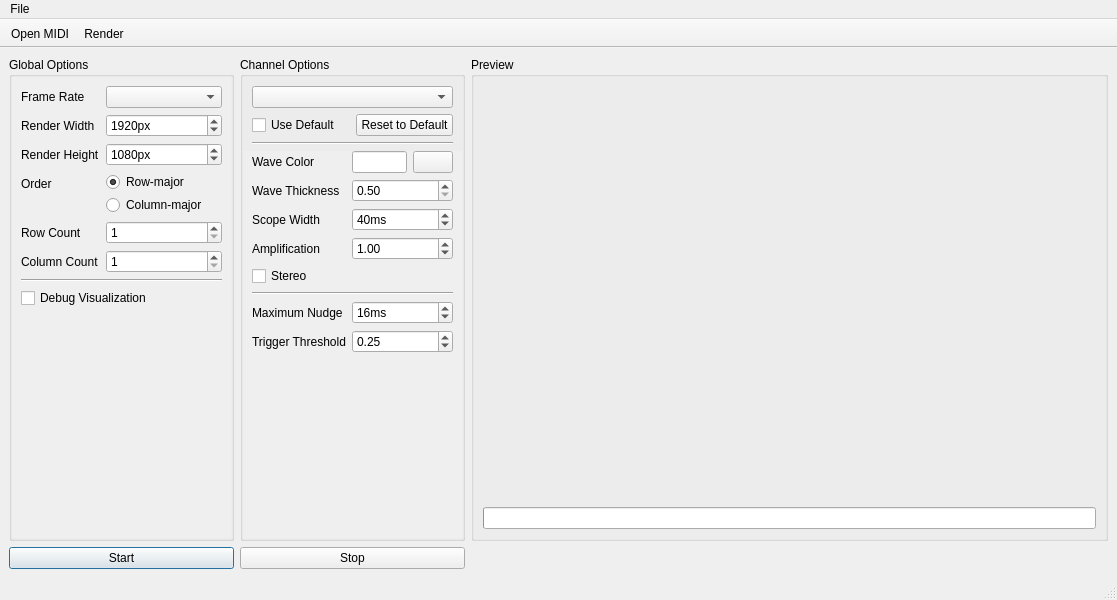
Qt form mainwindow.ui (Robert-Furth/Osmium) before a commit.
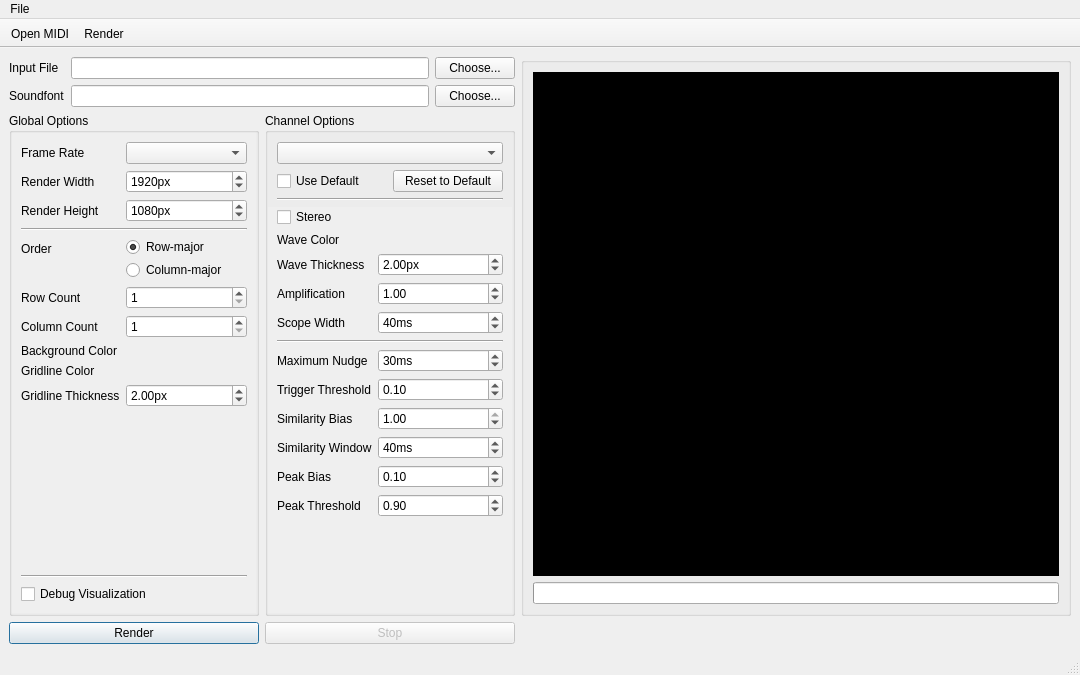
The same form after that commit. Icons and pictures are not drawn. Custom widgets are drawn as their Qt base class.

Commit message: Update main UI to reflect previous changes

The edit to the form file:
```diff
--- a/mainwindow.ui
+++ b/mainwindow.ui
@@ -6,8 +6,8 @@
    <rect>
     <x>0</x>
     <y>0</y>
-    <width>1117</width>
-    <height>600</height>
+    <width>1080</width>
+    <height>675</height>
    </rect>
   </property>
   <property name="windowTitle">
@@ -17,24 +17,347 @@
    <string notr="true"/>
   </property>
   <widget class="QWidget" name="centralwidget">
-   <property name="sizePolicy">
-    <sizepolicy hsizetype="Preferred" vsizetype="Minimum">
-     <horstretch>0</horstretch>
-     <verstretch>0</verstretch>
-    </sizepolicy>
-   </property>
    <layout class="QGridLayout" name="gridLayout">
-    <item row="0" column="1" alignment="Qt::AlignmentFlag::AlignLeft">
-     <widget class="QGroupBox" name="groupBox_2">
+    <item row="2" column="1">
+     <widget class="QPushButton" name="btnStopRender">
+      <property name="enabled">
+       <bool>false</bool>
+      </property>
+      <property name="text">
+       <string>Stop</string>
+      </property>
+     </widget>
+    </item>
+    <item row="1" column="0">
+     <widget class="QGroupBox" name="gbGlobalOpts">
       <property name="minimumSize">
        <size>
-        <width>225</width>
+        <width>250</width>
         <height>0</height>
        </size>
       </property>
       <property name="maximumSize">
        <size>
-        <width>225</width>
+        <width>250</width>
+        <height>16777215</height>
+       </size>
+      </property>
+      <property name="title">
+       <string>Global Options</string>
+      </property>
+      <layout class="QVBoxLayout" name="verticalLayout">
+       <property name="leftMargin">
+        <number>0</number>
+       </property>
+       <property name="topMargin">
+        <number>0</number>
+       </property>
+       <property name="rightMargin">
+        <number>0</number>
+       </property>
+       <property name="bottomMargin">
+        <number>0</number>
+       </property>
+       <item>
+        <widget class="QScrollArea" name="scrollArea">
+         <property name="frameShape">
+          <enum>QFrame::Shape::NoFrame</enum>
+         </property>
+         <property name="verticalScrollBarPolicy">
+          <enum>Qt::ScrollBarPolicy::ScrollBarAsNeeded</enum>
+         </property>
+         <property name="horizontalScrollBarPolicy">
+          <enum>Qt::ScrollBarPolicy::ScrollBarAlwaysOff</enum>
+         </property>
+         <property name="widgetResizable">
+          <bool>true</bool>
+         </property>
+         <widget class="QWidget" name="scrollAreaWidgetContents_2">
+          <property name="geometry">
+           <rect>
+            <x>0</x>
+            <y>0</y>
+            <width>272</width>
+            <height>437</height>
+           </rect>
+          </property>
+          <layout class="QVBoxLayout" name="verticalLayout_5">
+           <item>
+            <widget class="QWidget" name="widget_3" native="true">
+             <layout class="QFormLayout" name="formLayout_2">
+              <property name="leftMargin">
+               <number>0</number>
+              </property>
+              <property name="topMargin">
+               <number>0</number>
+              </property>
+              <property name="rightMargin">
+               <number>0</number>
+              </property>
+              <property name="bottomMargin">
+               <number>0</number>
+              </property>
+              <item row="0" column="0">
+               <widget class="QLabel" name="label">
+                <property name="text">
+                 <string>Frame Rate</string>
+                </property>
+                <property name="buddy">
+                 <cstring>cmbFrameRate</cstring>
+                </property>
+               </widget>
+              </item>
+              <item row="0" column="1">
+               <widget class="QComboBox" name="cmbFrameRate">
+                <property name="currentIndex">
+                 <number>-1</number>
+                </property>
+               </widget>
+              </item>
+              <item row="1" column="0">
+               <widget class="QLabel" name="label_2">
+                <property name="text">
+                 <string>Render Width</string>
+                </property>
+                <property name="buddy">
+                 <cstring>sbRenderWidth</cstring>
+                </property>
+               </widget>
+              </item>
+              <item row="1" column="1">
+               <widget class="QSpinBox" name="sbRenderWidth">
+                <property name="suffix">
+                 <string>px</string>
+                </property>
+                <property name="minimum">
+                 <number>1</number>
+                </property>
+                <property name="maximum">
+                 <number>10000</number>
+                </property>
+                <property name="value">
+                 <number>1920</number>
+                </property>
+               </widget>
+              </item>
+              <item row="2" column="0">
+               <widget class="QLabel" name="label_3">
+                <property name="text">
+                 <string>Render Height</string>
+                </property>
+                <property name="buddy">
+                 <cstring>sbRenderHeight</cstring>
+                </property>
+               </widget>
+              </item>
+              <item row="2" column="1">
+               <widget class="QSpinBox" name="sbRenderHeight">
+                <property name="suffix">
+                 <string>px</string>
+                </property>
+                <property name="minimum">
+                 <number>1</number>
+                </property>
+                <property name="maximum">
+                 <number>10000</number>
+                </property>
+                <property name="value">
+                 <number>1080</number>
+                </property>
+               </widget>
+              </item>
+              <item row="3" column="0" colspan="2">
+               <widget class="Line" name="line_4">
+                <property name="orientation">
+                 <enum>Qt::Orientation::Horizontal</enum>
+                </property>
+               </widget>
+              </item>
+              <item row="4" column="0">
+               <widget class="QLabel" name="label_6">
+                <property name="text">
+                 <string>Order</string>
+                </property>
+               </widget>
+              </item>
+              <item row="4" column="1">
+               <widget class="QWidget" name="widget_2" native="true">
+                <layout class="QVBoxLayout" name="verticalLayout_2">
+                 <property name="spacing">
+                  <number>3</number>
+                 </property>
+                 <property name="leftMargin">
+                  <number>0</number>
+                 </property>
+                 <property name="topMargin">
+                  <number>0</number>
+                 </property>
+                 <property name="rightMargin">
+                  <number>0</number>
+                 </property>
+                 <property name="bottomMargin">
+                  <number>0</number>
+                 </property>
+                 <item>
+                  <widget class="QRadioButton" name="rbRowMajorLayout">
+                   <property name="text">
+                    <string>Row-major</string>
+                   </property>
+                   <property name="checked">
+                    <bool>true</bool>
+                   </property>
+                   <attribute name="buttonGroup">
+                    <string notr="true">bgrpCellOrder</string>
+                   </attribute>
+                  </widget>
+                 </item>
+                 <item>
+                  <widget class="QRadioButton" name="rbColMajorLayout">
+                   <property name="text">
+                    <string>Column-major</string>
+                   </property>
+                   <attribute name="buttonGroup">
+                    <string notr="true">bgrpCellOrder</string>
+                   </attribute>
+                  </widget>
+                 </item>
+                </layout>
+               </widget>
+              </item>
+              <item row="5" column="0">
+               <widget class="QLabel" name="label_10">
+                <property name="text">
+                 <string>Row Count</string>
+                </property>
+                <property name="buddy">
+                 <cstring>sbRowCount</cstring>
+                </property>
+               </widget>
+              </item>
+              <item row="5" column="1">
+               <widget class="QSpinBox" name="sbRowCount">
+                <property name="minimum">
+                 <number>1</number>
+                </property>
+               </widget>
+              </item>
+              <item row="6" column="0">
+               <widget class="QLabel" name="label_4">
+                <property name="text">
+                 <string>Column Count</string>
+                </property>
+                <property name="buddy">
+                 <cstring>sbColCount</cstring>
+                </property>
+               </widget>
+              </item>
+              <item row="6" column="1">
+               <widget class="QSpinBox" name="sbColCount">
+                <property name="minimum">
+                 <number>1</number>
+                </property>
+               </widget>
+              </item>
+              <item row="7" column="0">
+               <widget class="QLabel" name="label_16">
+                <property name="text">
+                 <string>Background Color</string>
+                </property>
+               </widget>
+              </item>
+              <item row="7" column="1">
+               <widget class="ColorPicker" name="cpBackground" native="true">
+                <property name="focusPolicy">
+                 <enum>Qt::FocusPolicy::TabFocus</enum>
+                </property>
+                <property name="color" stdset="0">
+                 <color>
+                  <red>0</red>
+                  <green>0</green>
+                  <blue>0</blue>
+                 </color>
+                </property>
+                <property name="allowAlpha" stdset="0">
+                 <bool>false</bool>
+                </property>
+               </widget>
+              </item>
+              <item row="8" column="0">
+               <widget class="QLabel" name="label_17">
+                <property name="text">
+                 <string>Gridline Color</string>
+                </property>
+               </widget>
+              </item>
+              <item row="8" column="1">
+               <widget class="ColorPicker" name="cpGridlineColor" native="true">
+                <property name="focusPolicy">
+                 <enum>Qt::FocusPolicy::TabFocus</enum>
+                </property>
+                <property name="color" stdset="0">
+                 <color>
+                  <red>0</red>
+                  <green>128</green>
+                  <blue>160</blue>
+                 </color>
+                </property>
+               </widget>
+              </item>
+              <item row="9" column="0">
+               <widget class="QLabel" name="label_20">
+                <property name="text">
+                 <string>Gridline Thickness</string>
+                </property>
+               </widget>
+              </item>
+              <item row="9" column="1">
+               <widget class="QDoubleSpinBox" name="dsbGridlineThickness">
+                <property name="suffix">
+                 <string>px</string>
+                </property>
+                <property name="singleStep">
+                 <double>0.100000000000000</double>
+                </property>
+                <property name="value">
+                 <double>2.000000000000000</double>
+                </property>
+               </widget>
+              </item>
+             </layout>
+            </widget>
+           </item>
+           <item>
+            <widget class="Line" name="line_3">
+             <property name="orientation">
+              <enum>Qt::Orientation::Horizontal</enum>
+             </property>
+            </widget>
+           </item>
+           <item>
+            <widget class="QCheckBox" name="chbDebugVis">
+             <property name="text">
+              <string>Debug Visualization</string>
+             </property>
+            </widget>
+           </item>
+          </layout>
+         </widget>
+        </widget>
+       </item>
+      </layout>
+     </widget>
+    </item>
+    <item row="1" column="1" alignment="Qt::AlignmentFlag::AlignLeft">
+     <widget class="QGroupBox" name="gbChannelOpts">
+      <property name="minimumSize">
+       <size>
+        <width>250</width>
+        <height>0</height>
+       </size>
+      </property>
+      <property name="maximumSize">
+       <size>
+        <width>250</width>
         <height>16777215</height>
        </size>
       </property>
@@ -54,12 +377,26 @@
        <property name="bottomMargin">
         <number>0</number>
        </property>
-       <item alignment="Qt::AlignmentFlag::AlignTop">
+       <item>
         <widget class="QWidget" name="widget" native="true">
          <layout class="QGridLayout" name="gridLayout_2">
           <property name="bottomMargin">
            <number>0</number>
           </property>
+          <item row="2" column="0" colspan="2">
+           <widget class="Line" name="line_2">
+            <property name="orientation">
+             <enum>Qt::Orientation::Horizontal</enum>
+            </property>
+           </widget>
+          </item>
+          <item row="1" column="1">
+           <widget class="QPushButton" name="btnResetOpts">
+            <property name="text">
+             <string>Reset to Default</string>
+            </property>
+           </widget>
+          </item>
           <item row="1" column="0">
            <widget class="QCheckBox" name="chbInheritOpts">
             <property name="statusTip">
@@ -73,20 +410,6 @@
             </property>
            </widget>
           </item>
-          <item row="1" column="1">
-           <widget class="QPushButton" name="btnResetOpts">
-            <property name="text">
-             <string>Reset to Default</string>
-            </property>
-           </widget>
-          </item>
-          <item row="2" column="0" colspan="2">
-           <widget class="Line" name="line_2">
-            <property name="orientation">
-             <enum>Qt::Orientation::Horizontal</enum>
-            </property>
-           </widget>
-          </item>
           <item row="0" column="0" colspan="2">
            <widget class="QComboBox" name="cmbChannel"/>
           </item>
@@ -112,8 +435,8 @@
            <rect>
             <x>0</x>
             <y>0</y>
-            <width>240</width>
-            <height>340</height>
+            <width>233</width>
+            <height>397</height>
            </rect>
           </property>
           <layout class="QFormLayout" name="formLayout">
@@ -121,86 +444,49 @@
             <number>0</number>
            </property>
            <item row="0" column="0">
+            <widget class="QCheckBox" name="chbStereo">
+             <property name="text">
+              <string>Stereo</string>
+             </property>
+            </widget>
+           </item>
+           <item row="1" column="0">
             <widget class="QLabel" name="label_5">
              <property name="text">
               <string>Wave Color</string>
              </property>
             </widget>
            </item>
-           <item row="0" column="1">
-            <widget class="QWidget" name="widget_4" native="true">
-             <property name="sizePolicy">
-              <sizepolicy hsizetype="Preferred" vsizetype="Fixed">
-               <horstretch>0</horstretch>
-               <verstretch>0</verstretch>
-              </sizepolicy>
+           <item row="1" column="1">
+            <widget class="ColorPicker" name="cpWaveColor" native="true">
+             <property name="focusPolicy">
+              <enum>Qt::FocusPolicy::TabFocus</enum>
              </property>
-             <layout class="QHBoxLayout" name="horizontalLayout">
-              <property name="leftMargin">
-               <number>0</number>
-              </property>
-              <property name="topMargin">
-               <number>0</number>
-              </property>
-              <property name="rightMargin">
-               <number>0</number>
-              </property>
-              <property name="bottomMargin">
-               <number>0</number>
-              </property>
-              <item>
-               <widget class="QLineEdit" name="lineEdit"/>
-              </item>
-              <item>
-               <widget class="QPushButton" name="pushButton">
-                <property name="text">
-                 <string/>
-                </property>
-               </widget>
-              </item>
-             </layout>
             </widget>
            </item>
-           <item row="1" column="0">
+           <item row="2" column="0">
             <widget class="QLabel" name="label_12">
              <property name="text">
               <string>Wave Thickness</string>
              </property>
+             <property name="buddy">
+              <cstring>dsbWaveThickness</cstring>
+             </property>
             </widget>
            </item>
-           <item row="1" column="1">
+           <item row="2" column="1">
             <widget class="QDoubleSpinBox" name="dsbWaveThickness">
+             <property name="suffix">
+              <string>px</string>
+             </property>
              <property name="minimum">
               <double>0.500000000000000</double>
              </property>
              <property name="singleStep">
               <double>0.100000000000000</double>
              </property>
-            </widget>
-           </item>
-           <item row="2" column="0">
-            <widget class="QLabel" name="label_7">
-             <property name="text">
-              <string>Scope Width</string>
-             </property>
-             <property name="buddy">
-              <cstring>sbScopeWidth</cstring>
-             </property>
-            </widget>
-           </item>
-           <item row="2" column="1">
-            <widget class="QSpinBox" name="sbScopeWidth">
-             <property name="suffix">
-              <string>ms</string>
-             </property>
-             <property name="minimum">
-              <number>1</number>
-             </property>
-             <property name="maximum">
-              <number>1000</number>
-             </property>
              <property name="value">
-              <number>40</number>
+              <double>2.000000000000000</double>
              </property>
             </widget>
            </item>
@@ -228,9 +514,28 @@
             </widget>
            </item>
            <item row="4" column="0">
-            <widget class="QCheckBox" name="chbStereo">
+            <widget class="QLabel" name="label_7">
              <property name="text">
-              <string>Stereo</string>
+              <string>Scope Width</string>
+             </property>
+             <property name="buddy">
+              <cstring>sbScopeWidth</cstring>
+             </property>
+            </widget>
+           </item>
+           <item row="4" column="1">
+            <widget class="QSpinBox" name="sbScopeWidth">
+             <property name="suffix">
+              <string>ms</string>
+             </property>
+             <property name="minimum">
+              <number>1</number>
+             </property>
+             <property name="maximum">
+              <number>1000</number>
+             </property>
+             <property name="value">
+              <number>40</number>
              </property>
             </widget>
            </item>
@@ -269,262 +574,119 @@
               <number>100</number>
              </property>
              <property name="value">
-              <number>16</number>
+              <number>30</number>
              </property>
             </widget>
            </item>
            <item row="7" column="0">
             <widget class="QLabel" name="label_11">
              <property name="statusTip">
-              <string>How high (proportional to the largest sample in the window) a wave must get for it to count as a rising edge.</string>
+              <string>Minimum amplitude of a sample for it to trigger a rising edge.</string>
              </property>
              <property name="text">
               <string>Trigger Threshold</string>
              </property>
+             <property name="buddy">
+              <cstring>dsbTriggerThreshold</cstring>
+             </property>
             </widget>
            </item>
            <item row="7" column="1">
             <widget class="QDoubleSpinBox" name="dsbTriggerThreshold">
              <property name="statusTip">
-              <string>How high (proportional to the largest sample in the window) a wave must get for it to count as a rising edge.</string>
+              <string>Minimum amplitude of a sample for it to trigger a rising edge.</string>
              </property>
              <property name="maximum">
               <double>1.000000000000000</double>
              </property>
              <property name="singleStep">
-              <double>0.050000000000000</double>
+              <double>0.010000000000000</double>
              </property>
              <property name="value">
-              <double>0.250000000000000</double>
+              <double>0.100000000000000</double>
              </property>
             </widget>
            </item>
-          </layout>
-         </widget>
-        </widget>
-       </item>
-      </layout>
-     </widget>
-    </item>
-    <item row="0" column="0">
-     <widget class="QGroupBox" name="groupBox">
-      <property name="minimumSize">
-       <size>
-        <width>225</width>
-        <height>0</height>
-       </size>
-      </property>
-      <property name="maximumSize">
-       <size>
-        <width>225</width>
-        <height>16777215</height>
-       </size>
-      </property>
-      <property name="title">
-       <string>Global Options</string>
-      </property>
-      <layout class="QVBoxLayout" name="verticalLayout">
-       <property name="leftMargin">
-        <number>0</number>
-       </property>
-       <property name="topMargin">
-        <number>0</number>
-       </property>
-       <property name="rightMargin">
-        <number>0</number>
-       </property>
-       <property name="bottomMargin">
-        <number>0</number>
-       </property>
-       <item>
-        <widget class="QScrollArea" name="scrollArea">
-         <property name="frameShape">
-          <enum>QFrame::Shape::NoFrame</enum>
-         </property>
-         <property name="verticalScrollBarPolicy">
-          <enum>Qt::ScrollBarPolicy::ScrollBarAsNeeded</enum>
-         </property>
-         <property name="horizontalScrollBarPolicy">
-          <enum>Qt::ScrollBarPolicy::ScrollBarAlwaysOff</enum>
-         </property>
-         <property name="widgetResizable">
-          <bool>true</bool>
-         </property>
-         <widget class="QWidget" name="scrollAreaWidgetContents_2">
-          <property name="geometry">
-           <rect>
-            <x>0</x>
-            <y>0</y>
-            <width>249</width>
-            <height>432</height>
-           </rect>
-          </property>
-          <layout class="QFormLayout" name="formLayout_3">
-           <item row="0" column="0">
-            <widget class="QLabel" name="label">
+           <item row="8" column="0">
+            <widget class="QLabel" name="label_21">
              <property name="text">
-              <string>Frame Rate</string>
+              <string>Similarity Bias</string>
              </property>
-             <property name="buddy">
-              <cstring>cmbFrameRate</cstring>
-             </property>
             </widget>
            </item>
-           <item row="0" column="1">
-            <widget class="QComboBox" name="cmbFrameRate">
-             <property name="currentIndex">
-              <number>-1</number>
-             </property>
-            </widget>
-           </item>
-           <item row="1" column="0">
-            <widget class="QLabel" name="label_2">
-             <property name="text">
-              <string>Render Width</string>
-             </property>
-             <property name="buddy">
-              <cstring>sbRenderWidth</cstring>
-             </property>
-            </widget>
-           </item>
-           <item row="1" column="1">
-            <widget class="QSpinBox" name="sbRenderWidth">
-             <property name="suffix">
-              <string>px</string>
-             </property>
-             <property name="minimum">
-              <number>1</number>
-             </property>
+           <item row="8" column="1">
+            <widget class="QDoubleSpinBox" name="dsbSimilarityBias">
              <property name="maximum">
-              <number>10000</number>
+              <double>1.000000000000000</double>
              </property>
+             <property name="singleStep">
+              <double>0.010000000000000</double>
+             </property>
              <property name="value">
-              <number>1920</number>
+              <double>1.000000000000000</double>
              </property>
             </widget>
            </item>
-           <item row="2" column="0">
-            <widget class="QLabel" name="label_3">
+           <item row="9" column="0">
+            <widget class="QLabel" name="label_15">
              <property name="text">
-              <string>Render Height</string>
+              <string>Similarity Window</string>
              </property>
              <property name="buddy">
-              <cstring>sbRenderHeight</cstring>
+              <cstring>sbSimilarityWindow</cstring>
              </property>
             </widget>
            </item>
-           <item row="2" column="1">
-            <widget class="QSpinBox" name="sbRenderHeight">
+           <item row="9" column="1">
+            <widget class="QSpinBox" name="sbSimilarityWindow">
              <property name="suffix">
-              <string>px</string>
+              <string>ms</string>
              </property>
-             <property name="minimum">
-              <number>1</number>
-             </property>
              <property name="maximum">
-              <number>10000</number>
+              <number>1000</number>
              </property>
              <property name="value">
-              <number>1080</number>
+              <number>40</number>
              </property>
             </widget>
            </item>
-           <item row="3" column="0">
-            <widget class="QLabel" name="label_6">
+           <item row="10" column="0">
+            <widget class="QLabel" name="label_18">
              <property name="text">
-              <string>Order</string>
+              <string>Peak Bias</string>
              </property>
             </widget>
            </item>
-           <item row="3" column="1">
-            <widget class="QWidget" name="widget_2" native="true">
-             <layout class="QVBoxLayout" name="verticalLayout_2">
-              <property name="spacing">
-               <number>3</number>
-              </property>
-              <property name="leftMargin">
-               <number>0</number>
-              </property>
-              <property name="topMargin">
-               <number>0</number>
-              </property>
-              <property name="rightMargin">
-               <number>0</number>
-              </property>
-              <property name="bottomMargin">
-               <number>0</number>
-              </property>
-              <item>
-               <widget class="QRadioButton" name="rbRowMajorLayout">
-                <property name="text">
-                 <string>Row-major</string>
-                </property>
-                <property name="checked">
-                 <bool>true</bool>
-                </property>
-                <attribute name="buttonGroup">
-                 <string notr="true">bgrpCellOrder</string>
-                </attribute>
-               </widget>
-              </item>
-              <item>
-               <widget class="QRadioButton" name="rbColMajorLayout">
-                <property name="text">
-                 <string>Column-major</string>
-                </property>
-                <attribute name="buttonGroup">
-                 <string notr="true">bgrpCellOrder</string>
-                </attribute>
-               </widget>
-              </item>
-             </layout>
-            </widget>
-           </item>
-           <item row="4" column="0">
-            <widget class="QLabel" name="label_10">
-             <property name="text">
-              <string>Row Count</string>
+           <item row="10" column="1">
+            <widget class="QDoubleSpinBox" name="dsbPeakBias">
+             <property name="maximum">
+              <double>1.000000000000000</double>
              </property>
-             <property name="buddy">
-              <cstring>sbRowCount</cstring>
+             <property name="singleStep">
+              <double>0.010000000000000</double>
              </property>
-            </widget>
-           </item>
-           <item row="4" column="1">
-            <widget class="QSpinBox" name="sbRowCount">
-             <property name="minimum">
-              <number>1</number>
+             <property name="value">
+              <double>0.100000000000000</double>
              </property>
             </widget>
            </item>
-           <item row="5" column="0">
-            <widget class="QLabel" name="label_4">
+           <item row="11" column="0">
+            <widget class="QLabel" name="label_19">
              <property name="text">
-              <string>Column Count</string>
+              <string>Peak Threshold</string>
              </property>
-             <property name="buddy">
-              <cstring>sbColCount</cstring>
-             </property>
             </widget>
            </item>
-           <item row="5" column="1">
-            <widget class="QSpinBox" name="sbColCount">
-             <property name="minimum">
-              <number>1</number>
+           <item row="11" column="1">
+            <widget class="QDoubleSpinBox" name="dsbPeakThreshold">
+             <property name="maximum">
+              <double>1.000000000000000</double>
              </property>
-            </widget>
-           </item>
-           <item row="6" column="0" colspan="2">
-            <widget class="Line" name="line_3">
-             <property name="orientation">
-              <enum>Qt::Orientation::Horizontal</enum>
+             <property name="singleStep">
+              <double>0.010000000000000</double>
              </property>
-            </widget>
-           </item>
-           <item row="7" column="0" colspan="2">
-            <widget class="QCheckBox" name="chbDebugVis">
-             <property name="text">
-              <string>Debug Visualization</string>
+             <property name="value">
+              <double>0.900000000000000</double>
              </property>
             </widget>
            </item>
@@ -535,24 +697,92 @@
       </layout>
      </widget>
     </item>
-    <item row="1" column="0">
+    <item row="2" column="0">
      <widget class="QPushButton" name="btnStartRender">
       <property name="text">
-       <string>Start</string>
+       <string>Render</string>
       </property>
       <property name="default">
        <bool>true</bool>
       </property>
      </widget>
     </item>
-    <item row="0" column="2">
+    <item row="0" column="0" colspan="2">
+     <widget class="QWidget" name="wgtFileChoosers" native="true">
+      <layout class="QGridLayout" name="gridLayout_3">
+       <property name="leftMargin">
+        <number>0</number>
+       </property>
+       <property name="topMargin">
+        <number>0</number>
+       </property>
+       <property name="rightMargin">
+        <number>0</number>
+       </property>
+       <property name="bottomMargin">
+        <number>0</number>
+       </property>
+       <item row="1" column="1">
+        <widget class="QLineEdit" name="leInputFile">
+         <property name="readOnly">
+          <bool>true</bool>
+         </property>
+        </widget>
+       </item>
+       <item row="1" column="0">
+        <widget class="QLabel" name="label_13">
+         <property name="text">
+          <string>Input File</string>
+         </property>
+        </widget>
+       </item>
+       <item row="2" column="0">
+        <widget class="QLabel" name="label_14">
+         <property name="text">
+          <string>Soundfont</string>
+         </property>
+        </widget>
+       </item>
+       <item row="2" column="1">
+        <widget class="QLineEdit" name="leSoundfont">
+         <property name="readOnly">
+          <bool>true</bool>
+         </property>
+        </widget>
+       </item>
+       <item row="1" column="2">
+        <widget class="QPushButton" name="btnChooseFile">
+         <property name="text">
+          <string>Choose...</string>
+         </property>
+         <property name="icon">
+          <iconset theme="QIcon::ThemeIcon::FolderOpen"/>
+         </property>
+        </widget>
+       </item>
+       <item row="2" column="2">
+        <widget class="QPushButton" name="btnChooseSoundfont">
+         <property name="text">
+          <string>Choose...</string>
+         </property>
+         <property name="icon">
+          <iconset theme="QIcon::ThemeIcon::AudioCard"/>
+         </property>
+        </widget>
+       </item>
+      </layout>
+     </widget>
+    </item>
+    <item row="0" column="2" rowspan="2">
      <widget class="QGroupBox" name="groupBox_3">
-      <property name="title">
-       <string>Preview</string>
-      </property>
       <layout class="QVBoxLayout" name="verticalLayout_3">
        <item>
         <widget class="ResizableQLabel" name="lbCanvas">
+         <property name="styleSheet">
+          <string notr="true">QLabel {
+	background: #000000;
+}</string>
+         </property>
          <property name="text">
           <string/>
          </property>
@@ -574,13 +804,6 @@
       </layout>
      </widget>
     </item>
-    <item row="1" column="1">
-     <widget class="QPushButton" name="btnStopRender">
-      <property name="text">
-       <string>Stop</string>
-      </property>
-     </widget>
-    </item>
    </layout>
   </widget>
   <widget class="QStatusBar" name="statusbar"/>
@@ -611,7 +834,7 @@
     <rect>
      <x>0</x>
      <y>0</y>
-     <width>1117</width>
+     <width>1080</width>
      <height>25</height>
     </rect>
    </property>
@@ -626,6 +849,7 @@
      <string>File</string>
     </property>
     <addaction name="actionOpen"/>
+    <addaction name="actionChooseSoundfont"/>
    </widget>
    <addaction name="menuFile"/>
   </widget>
@@ -657,6 +881,17 @@
     <enum>QAction::MenuRole::NoRole</enum>
    </property>
   </action>
+  <action name="actionChooseSoundfont">
+   <property name="icon">
+    <iconset theme="QIcon::ThemeIcon::AudioCard"/>
+   </property>
+   <property name="text">
+    <string>Choose Soundfont...</string>
+   </property>
+   <property name="shortcut">
+    <string>Ctrl+F</string>
+   </property>
+  </action>
  </widget>
  <customwidgets>
   <customwidget>
@@ -664,6 +899,15 @@
    <extends>QLabel</extends>
    <header>resizableqlabel.h</header>
   </customwidget>
+  <customwidget>
+   <class>ColorPicker</class>
+   <extends>QWidget</extends>
+   <header>colorpicker.h</header>
+   <container>1</container>
+   <slots>
+    <signal>valueChanged(QColor)</signal>
+   </slots>
+  </customwidget>
  </customwidgets>
  <tabstops>
   <tabstop>scrollArea</tabstop>
```
Left out of the diff: 104 changed lines with no effect on the pictures. The commit also changes 3 other files.
